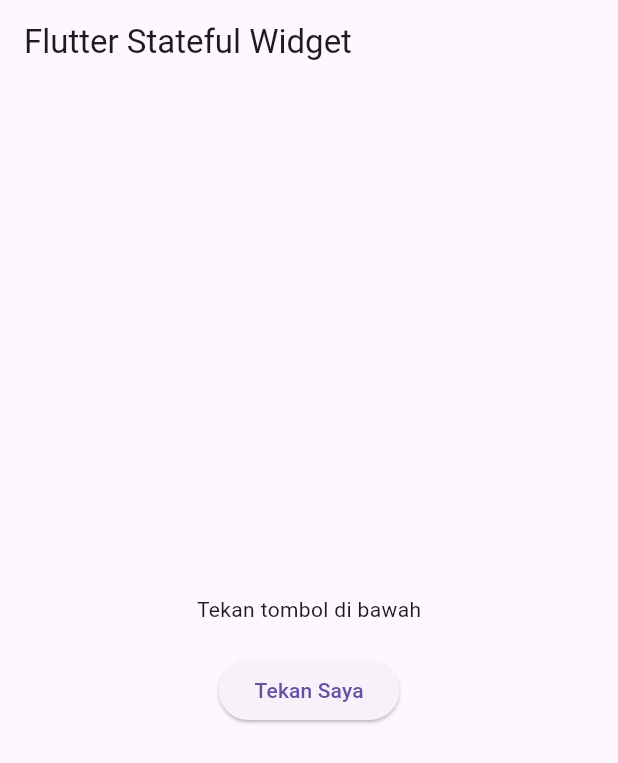
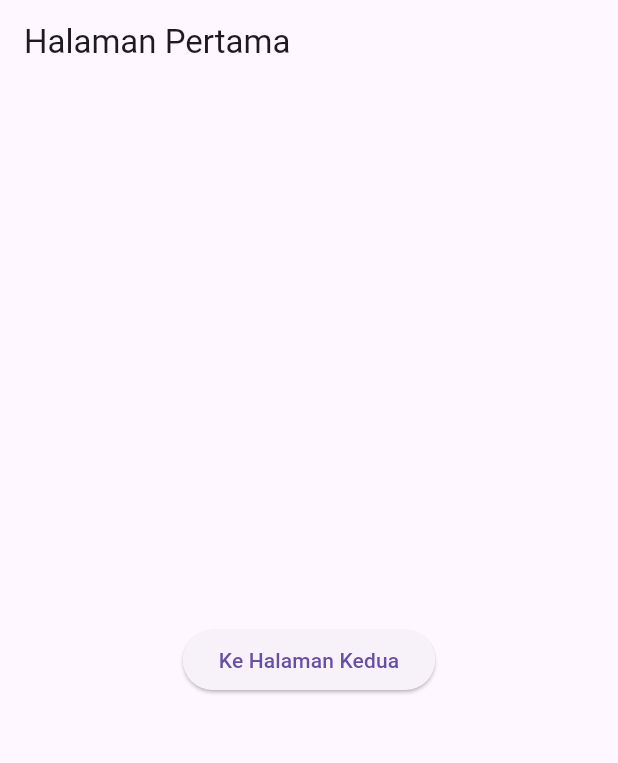
Before and after one commit to aleedoe/mobile-and-web-service-practice, a Flutter app: the screen it shows after launch, on a phone screen of 412 x 824 dp. Shown: the top 763 px of the screen. Run offline on Flutter 3.47's test engine with Material 3 defaults, Android fonts, the phone set to English and light mode, and no system bars.

Commit message:
add nav page

```diff
--- a/hello_world/lib/main.dart
+++ b/hello_world/lib/main.dart
@@ -1,46 +1,20 @@
 import 'package:flutter/material.dart';
+import 'pages/first_page.dart';
 
 void main() {
-  runApp( const MyStatefulApp());
+  runApp( const MyApp());
 }
 
-class MyStatefulApp extends StatefulWidget {
-  const MyStatefulApp({super.key});
-
-  @override
-  MyStatefulAppState createState() => MyStatefulAppState();
-}
-
-class MyStatefulAppState extends State<MyStatefulApp> {
-  String message = 'Tekan tombol di bawah';
-
-  void _changeMessage() {
-    setState(() {
-      message = 'Tombol telah ditekan!';
-    });
-  }
-
+class MyApp extends StatelessWidget {
+  const MyApp({super.key});
   @override
   Widget build(BuildContext context) {
     return MaterialApp(
-      home: Scaffold(
-        appBar: AppBar(
-          title: const Text('Flutter Stateful Widget'),
-        ),
-        body: Center(
-          child: Column(
-            mainAxisAlignment: MainAxisAlignment.center,
-            children: [
-              Text(message),
-              const SizedBox(height: 20),
-              ElevatedButton(
-                onPressed: _changeMessage,
-                child: const Text('Tekan Saya'),
-              ),
-            ],
-          ),
-        ),
+      title: 'Flutter Navigation',
+      theme: ThemeData(
+        primarySwatch: Colors.blue,
       ),
+      home: const FirstPage(), // Halaman awal aplikasi
     );
   }
 }
--- /dev/null
+++ b/hello_world/lib/pages/first_page.dart
@@ -0,0 +1,26 @@
+import 'package:flutter/material.dart';
+import 'second_page.dart';
+
+
+class FirstPage extends StatelessWidget {
+  const FirstPage({super.key});
+  @override
+  Widget build(BuildContext context) {
+    return Scaffold(
+      appBar: AppBar(
+        title: const Text('Halaman Pertama'),
+      ),
+      body: Center(
+        child: ElevatedButton(
+          onPressed: () {
+            Navigator.push(
+              context,
+              MaterialPageRoute(builder: (context) => const SecondPage()),
+            );
+          },
+          child: const Text('Ke Halaman Kedua'),
+        ),
+      ),
+    );
+  }
+}
```
Also changed, not shown: hello_world/lib/pages/second_page.dart (added, +21 -0 lines), 1 other file.
